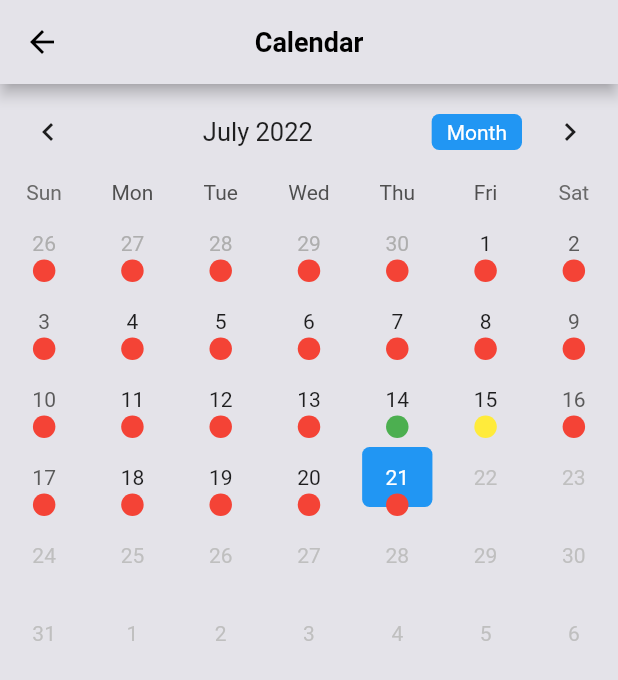
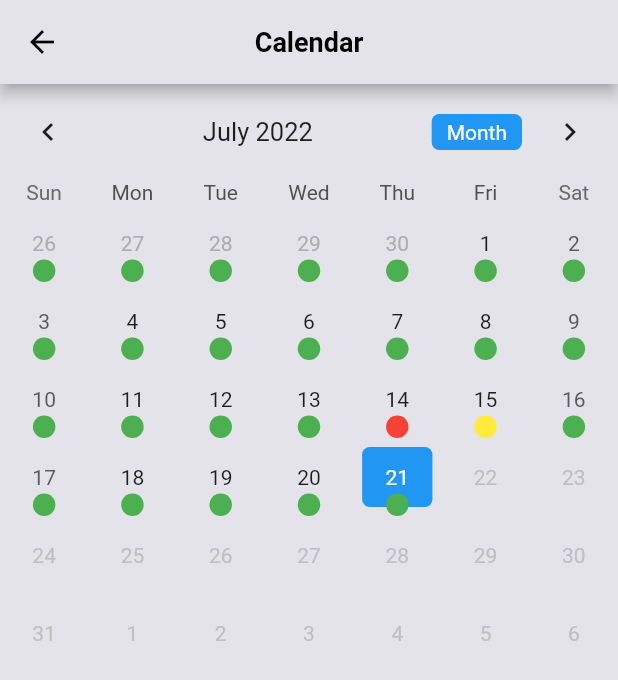
Before and after one commit to daadreyaa/rane-attendance-app, a Flutter app: the Calendar screen opened by its route, on a phone screen of 412 x 824 dp. Shown: the top 680 px of the screen. Run offline on Flutter 3.47's test engine with Material 2 defaults, Android fonts, the phone set to English and light mode, and no system bars; drawn by our look-alikes of table_calendar; our stand-ins replace animate_do, auto_size_text, date_format, firebase_auth, firebase_core, flutter_holo_date_picker and 5 more; missing offline and left inert: flutter_verification_code, horizontal_center_date_picker; accounts and stored records are empty; network calls fail.

Commit message:
very very very small change

```diff
--- a/lib/screens/calendar_screen.dart
+++ b/lib/screens/calendar_screen.dart
@@ -91,10 +91,10 @@ class _CalendarState extends State<Calendar> {
                 height: 15,
                 decoration: BoxDecoration(
                   color: day == DateTime.parse('2022-07-14 00:00:00.000Z')
-                      ? Colors.green
+                      ? Colors.red
                       : day == DateTime.parse('2022-07-15 00:00:00.000Z')
                           ? Colors.yellow
-                          : Colors.red,
+                          : Colors.green,
                   shape: BoxShape.circle,
                 ),
               );
```
